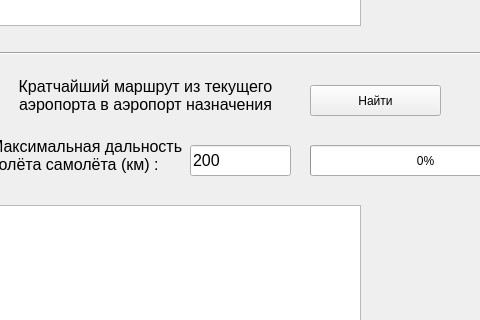
Before: the Qt Designer form widget.ui in bobreg/test_task, drawn with Qt 5; both pictures show x 460 to 940 and y 355 to 675 of the 1024 by 768 pixel window.
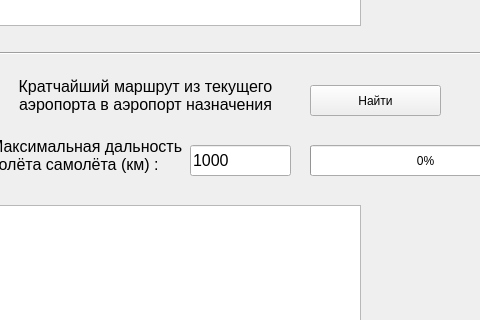
After: the same form once the commit is applied.

Commit message: релиз на просмотр

```diff
--- a/widget.ui
+++ b/widget.ui
@@ -288,7 +288,7 @@
     </font>
    </property>
    <property name="text">
-    <string>200</string>
+    <string>1000</string>
    </property>
   </widget>
   <widget class="QPushButton" name="pushButton_3">
```
The commit also changes 1 other file.
